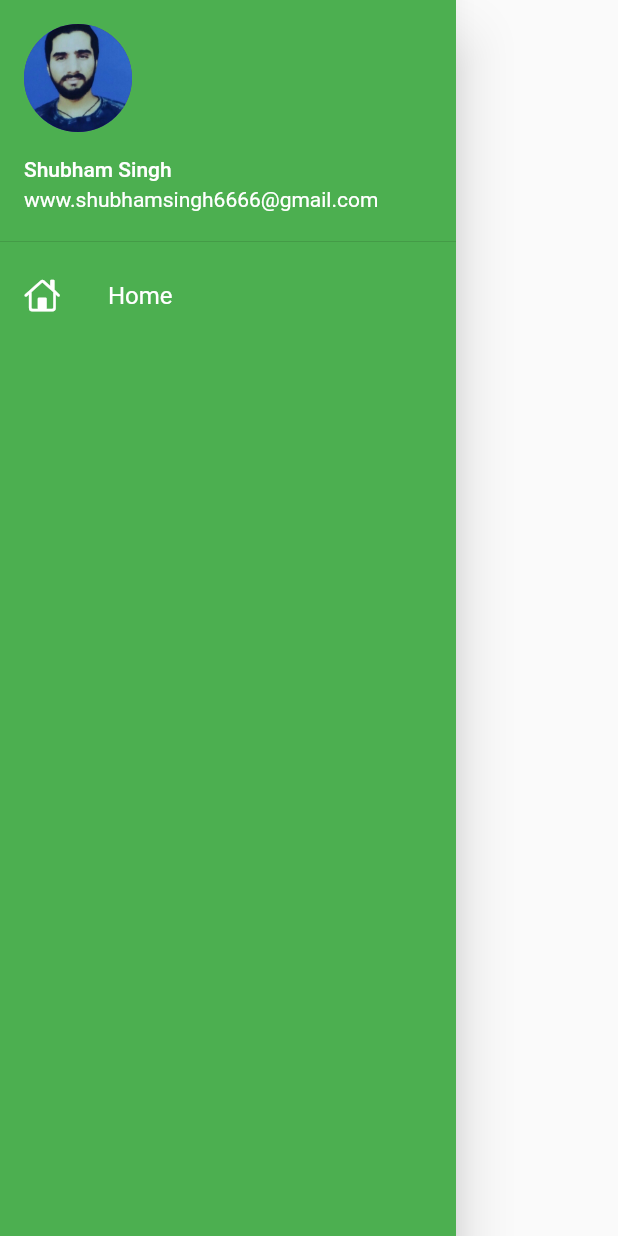
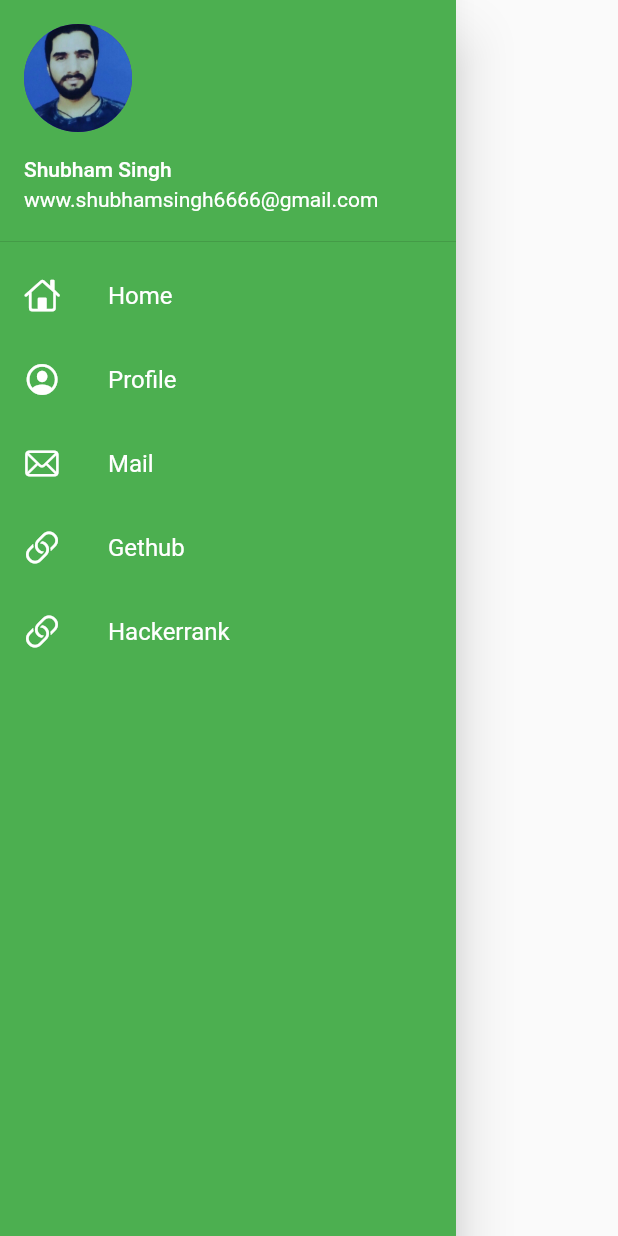
Before and after one commit to ShubhamGet/Flutter_Basic2, a Flutter app: the MyDrawer widget shown alone on an empty page, opened directly, on a phone screen of 412 x 824 dp. Run offline on Flutter 3.47's test engine with Material 2 defaults, Android fonts, the phone set to English and light mode, and no system bars.

Commit message:
day9 completed

```diff
--- a/lib/widgets/drawer.dart
+++ b/lib/widgets/drawer.dart
@@ -32,6 +32,46 @@ class MyDrawer extends StatelessWidget {
                 style: TextStyle(color: Colors.white),
               ),
             ),
+            ListTile(
+              leading: Icon(
+                CupertinoIcons.profile_circled,
+                color: Colors.white,
+              ),
+              title: Text(
+                "Profile",
+                style: TextStyle(color: Colors.white),
+              ),
+            ),
+            ListTile(
+              leading: Icon(
+                CupertinoIcons.mail,
+                color: Colors.white,
+              ),
+              title: Text(
+                "Mail",
+                style: TextStyle(color: Colors.white),
+              ),
+            ),
+            ListTile(
+              leading: Icon(
+                CupertinoIcons.link,
+                color: Colors.white,
+              ),
+              title: Text(
+                "Gethub",
+                style: TextStyle(color: Colors.white),
+              ),
+            ),
+            ListTile(
+              leading: Icon(
+                CupertinoIcons.link,
+                color: Colors.white,
+              ),
+              title: Text(
+                "Hackerrank",
+                style: TextStyle(color: Colors.white),
+              ),
+            ),
           ],
         ),
       ),
```
